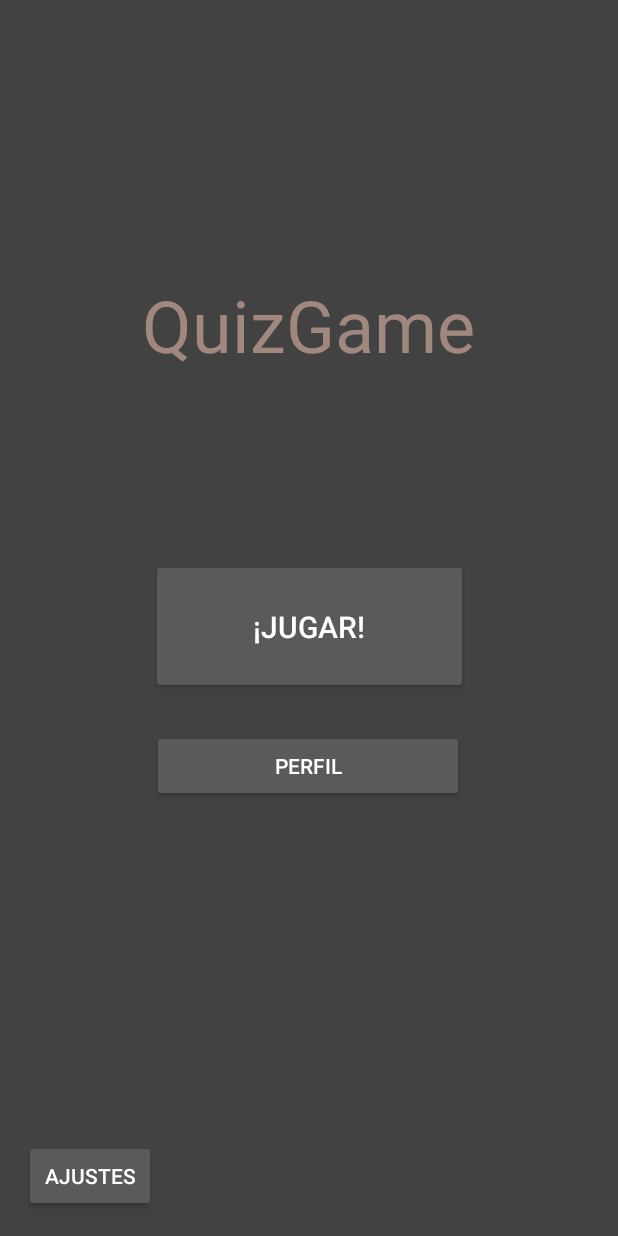
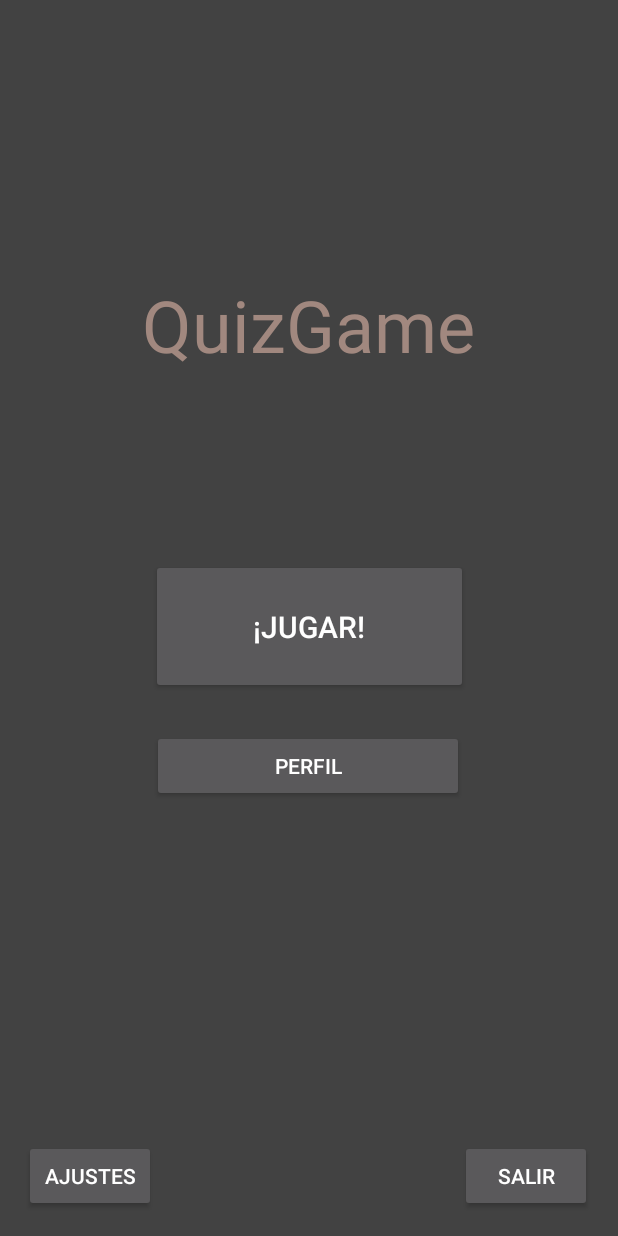
Before and after one commit to VRSDevs/Gameopardy, an Android app: the screen it shows after launch (MainActivity), on a phone screen of 412 x 824 dp. Run offline under Robolectric (Android 15) with nearby library versions, the light colour scheme and no system bars.

Commit message:
Botón de salida

```diff
--- a/QuizGame/app/src/main/res/layout/activity_main.xml
+++ b/QuizGame/app/src/main/res/layout/activity_main.xml
@@ -52,4 +52,15 @@
         app:layout_constraintBottom_toBottomOf="parent"
         app:layout_constraintStart_toStartOf="parent" />
 
+    <Button
+        android:id="@+id/btt_exit"
+        android:layout_width="wrap_content"
+        android:layout_height="wrap_content"
+        android:layout_marginBottom="16dp"
+        android:text="@string/btt_exit"
+        app:layout_constraintBottom_toBottomOf="parent"
+        app:layout_constraintEnd_toEndOf="parent"
+        app:layout_constraintHorizontal_bias="0.92"
+        app:layout_constraintStart_toEndOf="@+id/btt_settings" />
+
 </androidx.constraintlayout.widget.ConstraintLayout>
--- a/QuizGame/app/src/main/res/values/strings.xml
+++ b/QuizGame/app/src/main/res/values/strings.xml
@@ -7,4 +7,5 @@
     <string name="btt_play">¡Jugar!</string>
     <string name="btt_profile">Perfil</string>
     <string name="btt_settings">Ajustes</string>
+    <string name="btt_exit">Salir</string>
 </resources>
```
